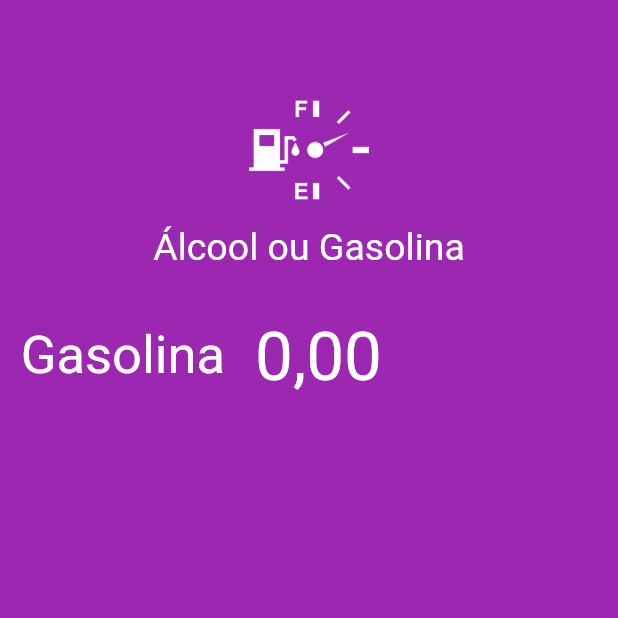
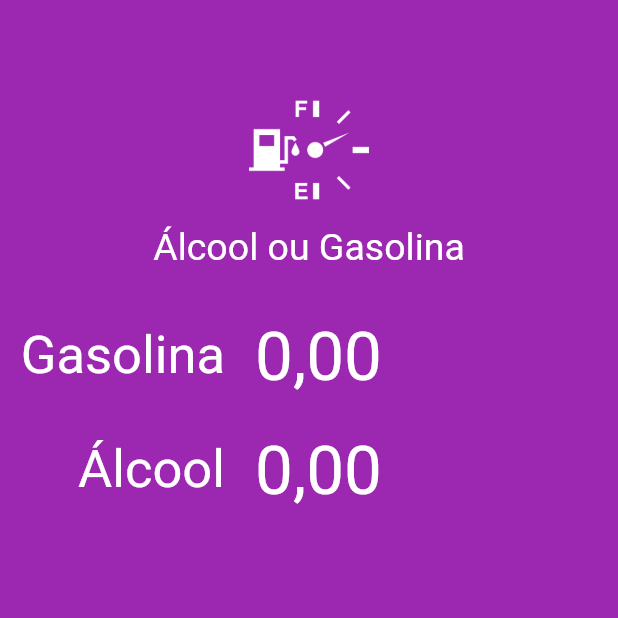
Before and after one commit to viniciusaugutis/flutter-alc-gasolina, a Flutter app: the screen it shows after launch, on a phone screen of 412 x 824 dp, the top half of it. Run offline on Flutter 3.47's test engine with Material 2 defaults, Android fonts, the phone set to English and light mode, and no system bars; our stand-ins replace flutter_masked_text; Roboto replaces fonts that are missing (Big Shoulders Display).

Commit message:
Criando widget para inputText

```diff
--- a/lib/main.dart
+++ b/lib/main.dart
@@ -1,3 +1,4 @@
+import 'package:alcoolgasolina/widgets/input.widget.dart';
 import 'package:alcoolgasolina/widgets/logo.widget.dart';
 import 'package:flutter/material.dart';
 import 'package:flutter_masked_text/flutter_masked_text.dart';
@@ -24,6 +25,7 @@ class MyApp extends StatelessWidget {
 
 class HomePage extends StatelessWidget {
   var _gasCtrl = new MoneyMaskedTextController();
+  var _alcCtrl = new MoneyMaskedTextController();
 
   @override
   Widget build(BuildContext context) {
@@ -31,30 +33,8 @@ class HomePage extends StatelessWidget {
         backgroundColor: Theme.of(context).primaryColor,
         body: ListView(children: <Widget>[
           Logo(),
-          Row(
-            children: <Widget>[
-              Container(
-                  width: 150,
-                  alignment: Alignment.centerRight,
-                  child: Text("Gasolina",
-                      style: TextStyle(
-                        color: Colors.white,
-                        fontSize: 35,
-                        fontFamily: 'Big Shoulders Display',
-                      ))),
-              SizedBox(width: 20),
-              Expanded(
-                  child: TextFormField(
-                controller: _gasCtrl,
-                keyboardType: TextInputType.number,
-                style: TextStyle(
-                    color: Colors.white,
-                    fontSize: 45,
-                    fontFamily: 'Big Shoulders Display'),
-                decoration: InputDecoration(border: InputBorder.none),
-              ))
-            ],
-          )
+          Input(ctr: _gasCtrl, label: "Gasolina"),
+          Input(ctr: _alcCtrl, label: "Álcool")
         ]));
   }
 }
--- /dev/null
+++ b/lib/widgets/input.widget.dart
@@ -0,0 +1,37 @@
+import 'package:flutter/material.dart';
+import 'package:flutter_masked_text/flutter_masked_text.dart';
+
+class Input extends StatelessWidget {
+  var label = "";
+  var ctr = new MoneyMaskedTextController();
+
+  Input({@required this.label, @required this.ctr});
+
+  @override
+  Widget build(BuildContext context) {
+    return Row(
+      children: <Widget>[
+        Container(
+            width: 150,
+            alignment: Alignment.centerRight,
+            child: Text(label,
+                style: TextStyle(
+                  color: Colors.white,
+                  fontSize: 35,
+                  fontFamily: 'Big Shoulders Display',
+                ))),
+        SizedBox(width: 20),
+        Expanded(
+            child: TextFormField(
+          controller: ctr,
+          keyboardType: TextInputType.number,
+          style: TextStyle(
+              color: Colors.white,
+              fontSize: 45,
+              fontFamily: 'Big Shoulders Display'),
+          decoration: InputDecoration(border: InputBorder.none),
+        ))
+      ],
+    );
+  }
+}
```
